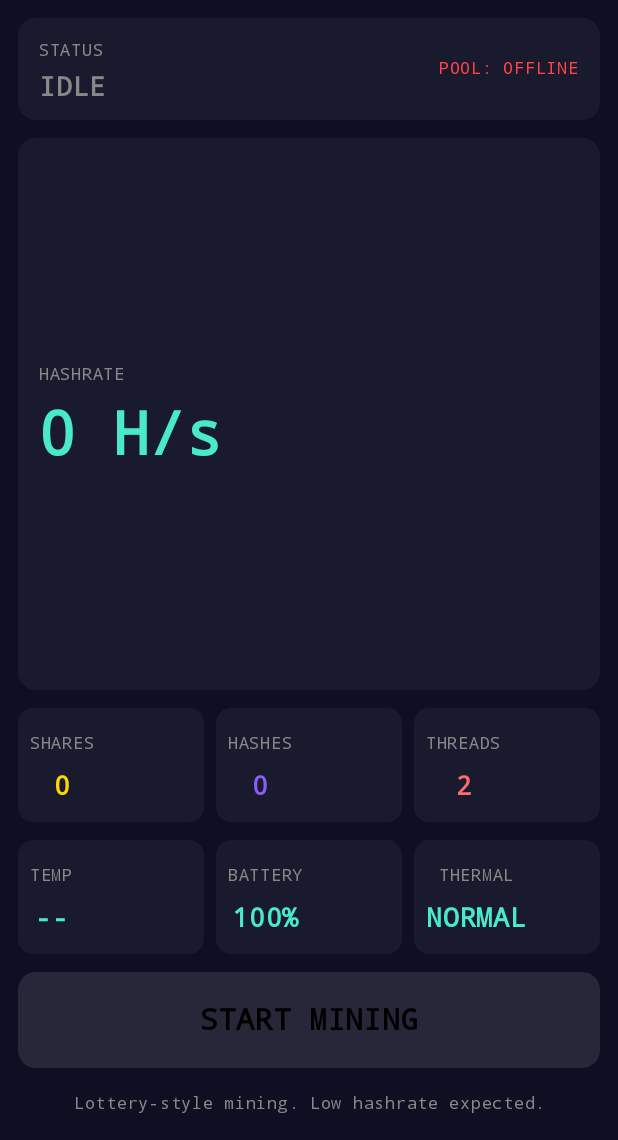
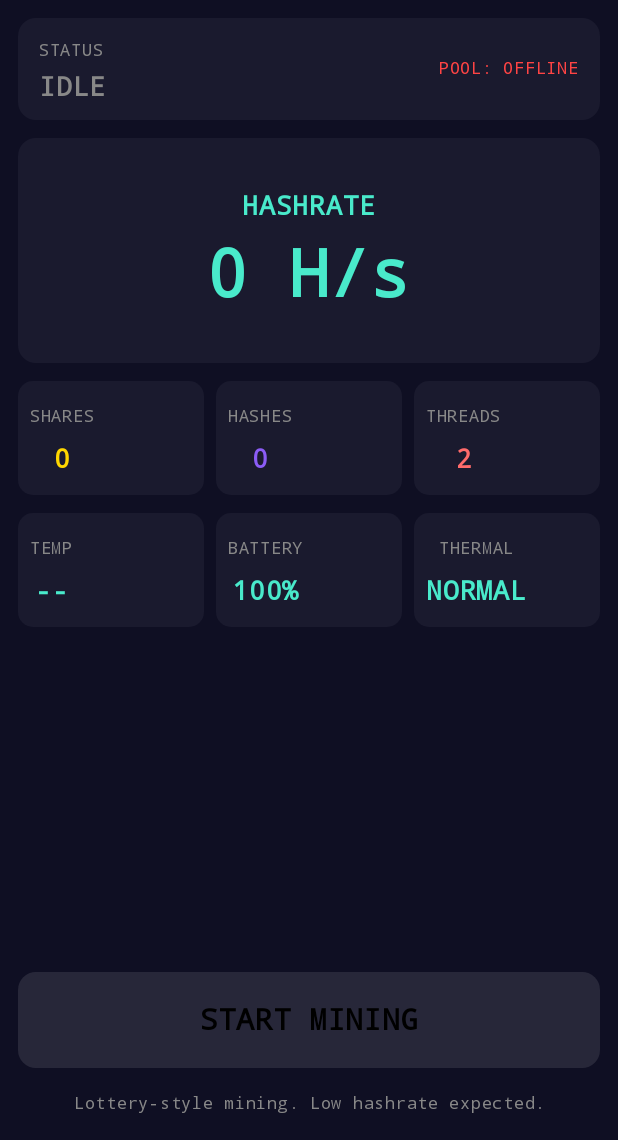
Before and after one commit to proofofprints/PoPMobile, an Android app built with Jetpack Compose: the screen it shows after launch (MainActivity), on a phone screen of 412 x 824 dp, the part 96-1236 px from its top. Run offline under Robolectric (Android 15) with nearby library versions, the phone set to English and light mode, and no system bars; libraries missing offline, so code that uses them is left out: com.journeyapps.barcodescanner; 1 statement that could not run was skipped.

Commit message:
Shorten hashrate card and center label+value
Replaces the weight-grown StatCard with a fixed-height (150dp) card whose
HASHRATE label (18sp, cyan, bold) and value (44sp, cyan) are centered
both horizontally and vertically. A weighted Spacer before the button
keeps it anchored near the bottom so the whole layout still fills the
viewport on taller phones.

```diff
--- a/app/src/main/java/com/proofofprints/kasminer/ui/MainActivity.kt
+++ b/app/src/main/java/com/proofofprints/kasminer/ui/MainActivity.kt
@@ -328,15 +328,38 @@ class MainActivity : ComponentActivity() {
                         difficulty = difficulty
                     )
 
-                    // Hashrate card (hero) — grows to fill surplus space
-                    StatCard(
-                        label = "HASHRATE",
-                        value = formatHashrate(hashrate),
-                        color = Color(0xFF49EACB),
-                        modifier = Modifier.weight(1f, fill = true),
-                        valueFontSize = 40.sp,
-                        verticalArrangement = Arrangement.Center
-                    )
+                    // Hashrate card (hero) — centered on a fixed-height card
+                    Card(
+                        modifier = Modifier
+                            .fillMaxWidth()
+                            .height(150.dp),
+                        colors = CardDefaults.cardColors(containerColor = Color(0xFF1A1A2E)),
+                        shape = RoundedCornerShape(12.dp)
+                    ) {
+                        Column(
+                            modifier = Modifier
+                                .fillMaxSize()
+                                .padding(horizontal = 14.dp, vertical = 12.dp),
+                            verticalArrangement = Arrangement.Center,
+                            horizontalAlignment = Alignment.CenterHorizontally
+                        ) {
+                            Text(
+                                "HASHRATE",
+                                color = Color(0xFF49EACB),
+                                fontSize = 18.sp,
+                                fontWeight = FontWeight.Bold,
+                                fontFamily = FontFamily.Monospace
+                            )
+                            Spacer(modifier = Modifier.height(8.dp))
+                            Text(
+                                formatHashrate(hashrate),
+                                color = Color(0xFF49EACB),
+                                fontSize = 44.sp,
+                                fontWeight = FontWeight.Bold,
+                                fontFamily = FontFamily.Monospace
+                            )
+                        }
+                    }
 
                     Row(
                         modifier = Modifier.fillMaxWidth(),
@@ -399,6 +422,8 @@ class MainActivity : ComponentActivity() {
                             modifier = Modifier.weight(1f)
                         )
                     }
+
+                    Spacer(modifier = Modifier.weight(1f))
 
                     // Start/Stop button — shows STOP whenever a session is
                     // active, even if the pool isn't connected yet, so the
@@ -525,27 +550,20 @@ class MainActivity : ComponentActivity() {
         label: String,
         value: String,
         color: Color,
-        modifier: Modifier = Modifier,
-        valueFontSize: androidx.compose.ui.unit.TextUnit = 24.sp,
-        verticalArrangement: Arrangement.Vertical = Arrangement.Top
+        modifier: Modifier = Modifier
     ) {
         Card(
             modifier = modifier.fillMaxWidth(),
             colors = CardDefaults.cardColors(containerColor = Color(0xFF1A1A2E)),
             shape = RoundedCornerShape(12.dp)
         ) {
-            Column(
-                modifier = Modifier
-                    .fillMaxSize()
-                    .padding(horizontal = 14.dp, vertical = 12.dp),
-                verticalArrangement = verticalArrangement
-            ) {
+            Column(modifier = Modifier.padding(horizontal = 14.dp, vertical = 12.dp)) {
                 Text(label, color = Color.Gray, fontSize = 11.sp, fontFamily = FontFamily.Monospace)
                 Spacer(modifier = Modifier.height(4.dp))
                 Text(
                     value,
                     color = color,
-                    fontSize = valueFontSize,
+                    fontSize = 24.sp,
                     fontWeight = FontWeight.Bold,
                     fontFamily = FontFamily.Monospace
                 )
```
